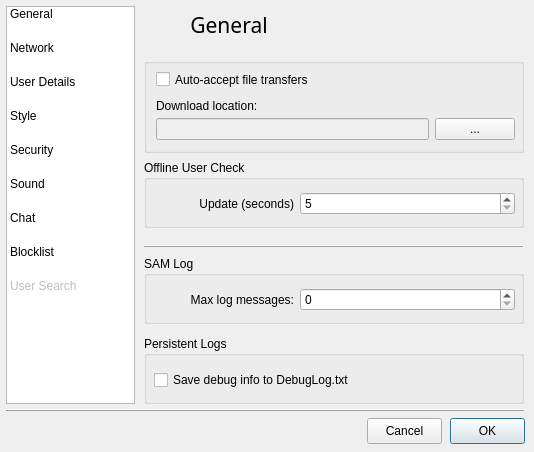
This is src/gui/form_settingsgui.ui in vituperative/i2pchat as Qt 5 draws it before an edit. The edited form follows.
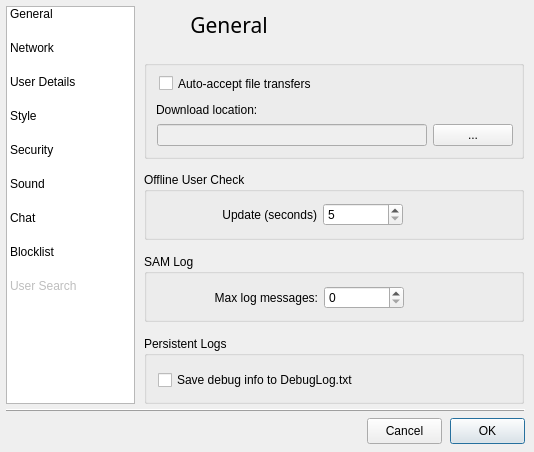
This is the edited form. Icons and pictures are not drawn.

Commit message: Settings layout tweaks

```diff
--- a/src/gui/form_settingsgui.ui
+++ b/src/gui/form_settingsgui.ui
@@ -111,7 +111,7 @@
       <property name="geometry">
        <rect>
         <x>4</x>
-        <y>152</y>
+        <y>164</y>
         <width>380</width>
         <height>68</height>
        </rect>
@@ -134,15 +134,27 @@
       <widget class="QWidget" name="layoutWidget">
        <property name="geometry">
         <rect>
-         <x>10</x>
+         <x>13</x>
          <y>30</y>
-         <width>361</width>
-         <height>28</height>
+         <width>356</width>
+         <height>26</height>
         </rect>
        </property>
        <layout class="QGridLayout" name="gridLayout_11">
-        <item row="0" column="1">
+        <item row="0" column="1" alignment="Qt::AlignLeft">
          <widget class="QSpinBox" name="waitTimeBetweenCheckingForOfflineUsersSecondsSpinBox">
+          <property name="minimumSize">
+           <size>
+            <width>80</width>
+            <height>0</height>
+           </size>
+          </property>
+          <property name="maximumSize">
+           <size>
+            <width>80</width>
+            <height>16777215</height>
+           </size>
+          </property>
           <property name="minimum">
            <number>5</number>
           </property>
@@ -156,9 +168,15 @@
         </item>
         <item row="0" column="0">
          <widget class="QLabel" name="label_6">
+          <property name="minimumSize">
+           <size>
+            <width>160</width>
+            <height>0</height>
+           </size>
+          </property>
           <property name="maximumSize">
            <size>
-            <width>140</width>
+            <width>160</width>
             <height>16777215</height>
            </size>
           </property>
@@ -177,7 +195,7 @@
       <property name="geometry">
        <rect>
         <x>4</x>
-        <y>248</y>
+        <y>246</y>
         <width>380</width>
         <height>68</height>
        </rect>
@@ -200,18 +218,24 @@
       <widget class="QWidget" name="layoutWidget">
        <property name="geometry">
         <rect>
-         <x>10</x>
+         <x>14</x>
          <y>30</y>
-         <width>361</width>
+         <width>354</width>
          <height>28</height>
         </rect>
        </property>
        <layout class="QGridLayout" name="gridLayout_7">
         <item row="0" column="0">
          <widget class="QLabel" name="label_4">
+          <property name="minimumSize">
+           <size>
+            <width>160</width>
+            <height>0</height>
+           </size>
+          </property>
           <property name="maximumSize">
            <size>
-            <width>140</width>
+            <width>160</width>
             <height>16777215</height>
            </size>
           </property>
@@ -223,8 +247,21 @@
           </property>
          </widget>
         </item>
-        <item row="0" column="1">
-         <widget class="QSpinBox" name="spinBox"/>
+        <item row="0" column="1" alignment="Qt::AlignLeft">
+         <widget class="QSpinBox" name="spinBox">
+          <property name="minimumSize">
+           <size>
+            <width>80</width>
+            <height>0</height>
+           </size>
+          </property>
+          <property name="maximumSize">
+           <size>
+            <width>80</width>
+            <height>16777215</height>
+           </size>
+          </property>
+         </widget>
         </item>
        </layout>
       </widget>
@@ -333,9 +370,9 @@
       <property name="geometry">
        <rect>
         <x>4</x>
-        <y>50</y>
+        <y>52</y>
         <width>380</width>
-        <height>95</height>
+        <height>99</height>
        </rect>
       </property>
       <property name="minimumSize">
@@ -378,9 +415,9 @@
        </property>
        <property name="geometry">
         <rect>
-         <x>12</x>
-         <y>10</y>
-         <width>365</width>
+         <x>15</x>
+         <y>12</y>
+         <width>351</width>
          <height>23</height>
         </rect>
        </property>
@@ -395,7 +432,7 @@
        <property name="geometry">
         <rect>
          <x>12</x>
-         <y>38</y>
+         <y>40</y>
          <width>177</width>
          <height>20</height>
         </rect>
@@ -425,9 +462,9 @@
       <widget class="QWidget" name="layoutWidget">
        <property name="geometry">
         <rect>
-         <x>12</x>
-         <y>58</y>
-         <width>359</width>
+         <x>13</x>
+         <y>62</y>
+         <width>356</width>
          <height>27</height>
         </rect>
        </property>
@@ -479,9 +516,9 @@
       <widget class="QWidget" name="layoutWidget">
        <property name="geometry">
         <rect>
-         <x>10</x>
+         <x>14</x>
          <y>30</y>
-         <width>361</width>
+         <width>354</width>
          <height>29</height>
         </rect>
        </property>
@@ -502,46 +539,6 @@
        </layout>
       </widget>
      </widget>
-     <widget class="Line" name="line">
-      <property name="geometry">
-       <rect>
-        <x>4</x>
-        <y>230</y>
-        <width>380</width>
-        <height>16</height>
-       </rect>
-      </property>
-      <property name="sizePolicy">
-       <sizepolicy hsizetype="Minimum" vsizetype="Fixed">
-        <horstretch>0</horstretch>
-        <verstretch>0</verstretch>
-       </sizepolicy>
-      </property>
-      <property name="minimumSize">
-       <size>
-        <width>380</width>
-        <height>0</height>
-       </size>
-      </property>
-      <property name="maximumSize">
-       <size>
-        <width>380</width>
-        <height>16777215</height>
-       </size>
-      </property>
-      <property name="sizeIncrement">
-       <size>
-        <width>0</width>
-        <height>0</height>
-       </size>
-      </property>
-      <property name="frameShadow">
-       <enum>QFrame::Raised</enum>
-      </property>
-      <property name="orientation">
-       <enum>Qt::Horizontal</enum>
-      </property>
-     </widget>
     </widget>
     <widget class="QWidget" name="network_Page">
      <widget class="QWidget" name="layoutWidget_20">
```
Left out of the diff: 235 changed lines with no effect on the pictures.
